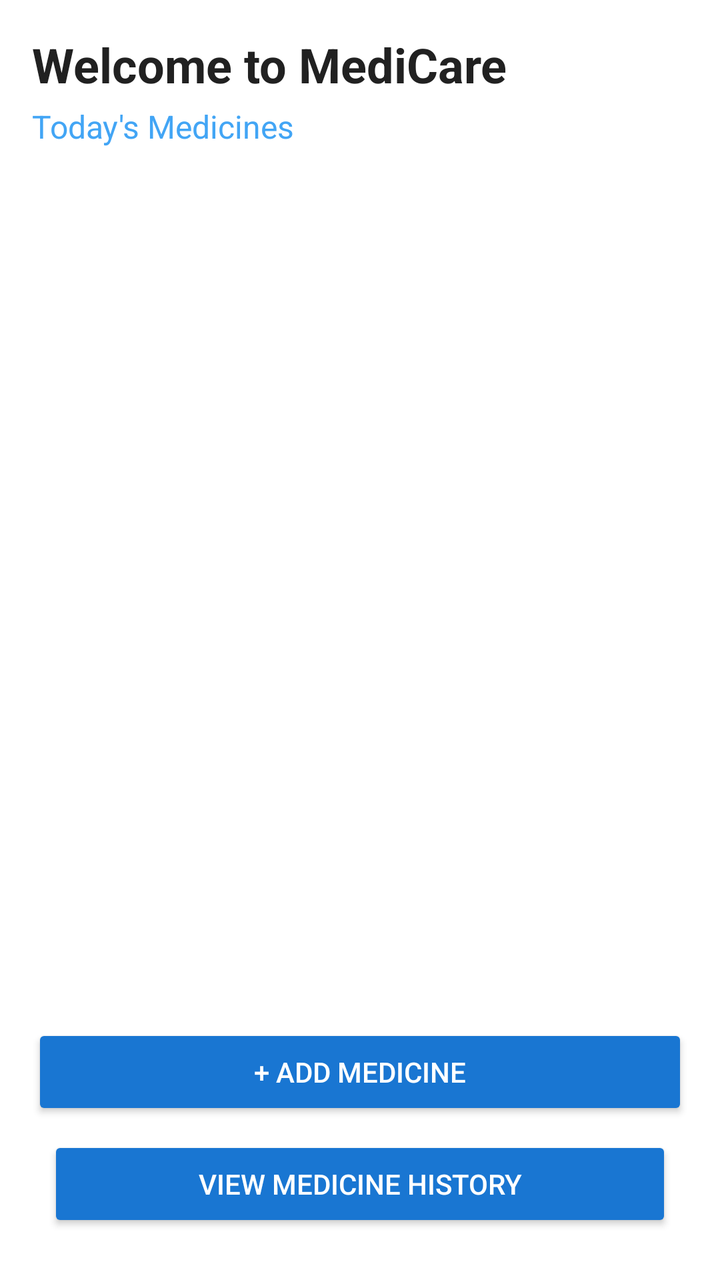
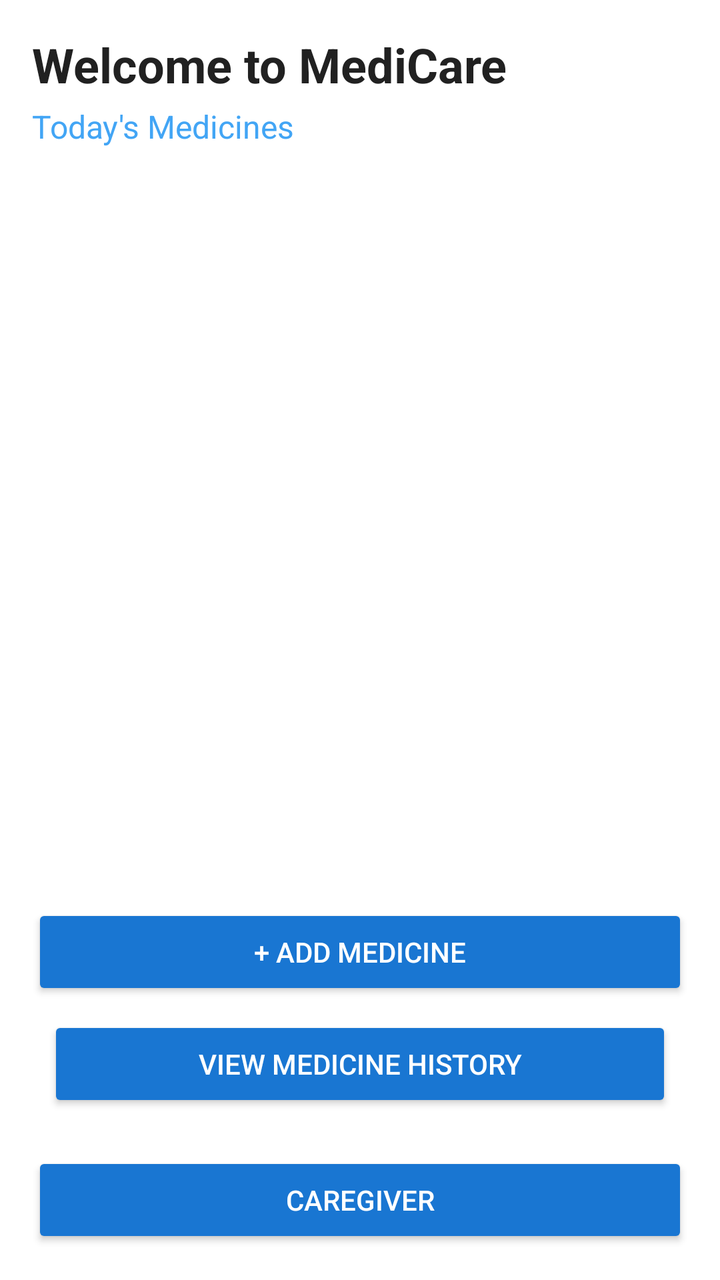

Before-and-after screenshots of an Android layout around one commit, followed by the original layout XML and the change that was made.
<!-- AndroidManifest.xml: application theme Theme.MediCare -->
<!-- res/layout/activity_main.xml -->
<?xml version="1.0" encoding="utf-8"?>
<LinearLayout xmlns:android="http://schemas.android.com/apk/res/android"
    android:layout_width="match_parent"
    android:layout_height="match_parent"
    android:orientation="vertical"
    android:background="#FFFFFF"
    android:padding="16dp">

    <TextView
        android:id="@+id/welcomeText"
        android:layout_width="match_parent"
        android:layout_height="wrap_content"
        android:text="Welcome to MediCare"
        android:textColor="#212121"
        android:textSize="24sp"
        android:textStyle="bold" />

    <TextView
        android:layout_width="match_parent"
        android:layout_height="wrap_content"
        android:layout_marginTop="4dp"
        android:layout_marginBottom="24dp"
        android:text="Today's Medicines"
        android:textColor="#42A5F5"
        android:textSize="16sp" />

    <androidx.recyclerview.widget.RecyclerView
        android:id="@+id/recyclerMedicines"
        android:layout_width="match_parent"
        android:layout_height="0dp"
        android:layout_weight="1"
        android:layout_marginTop="16dp" />

    <Button
        android:id="@+id/addMedicineButton"
        android:layout_width="match_parent"
        android:layout_height="wrap_content"
        android:layout_marginTop="32dp"
        android:text="+ Add Medicine"
        android:backgroundTint="#1976D2"
        android:textColor="#FFFFFF" />
    <Button
        android:id="@+id/btnViewHistory"
        android:layout_width="match_parent"
        android:layout_height="wrap_content"
        android:layout_margin="8dp"
        android:text="View Medicine History"
        android:backgroundTint="#1976D2"
        android:textColor="#FFFFFF" />

</LinearLayout>
<!-- resources referenced by this layout -->
<resources>
  <style name="Theme.MediCare" parent="Base.Theme.MediCare" />
  <style name="Base.Theme.MediCare" parent="Theme.Material3.DayNight.NoActionBar">
          
          
      </style>
</resources>

<!-- the commit's change to res/layout/activity_main.xml (unified diff, before → after) -->
@@ -47,5 +47,13 @@
         android:text="View Medicine History"
         android:backgroundTint="#1976D2"
         android:textColor="#FFFFFF" />
+    <Button
+        android:id="@+id/btnCaregiver"
+        android:layout_width="match_parent"
+        android:layout_height="wrap_content"
+        android:text="Caregiver"
+        android:backgroundTint="#1976D2"
+        android:textColor="#FFFFFF"
+        android:layout_marginTop="12dp"/>
 
 </LinearLayout>
